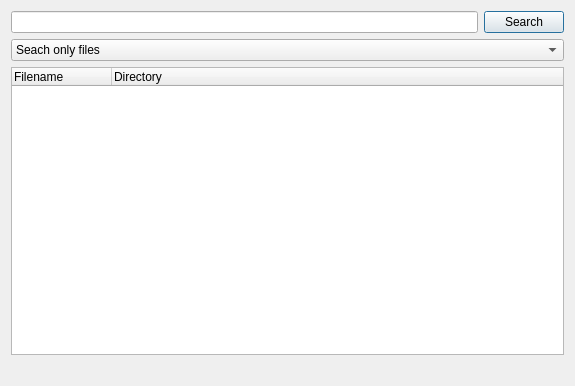
First picture: the form in eiskaltdcpp-qt/ui/UIShareBrowserSearch.ui, repository eiskaltdcpp/eiskaltdcpp, before the edit.
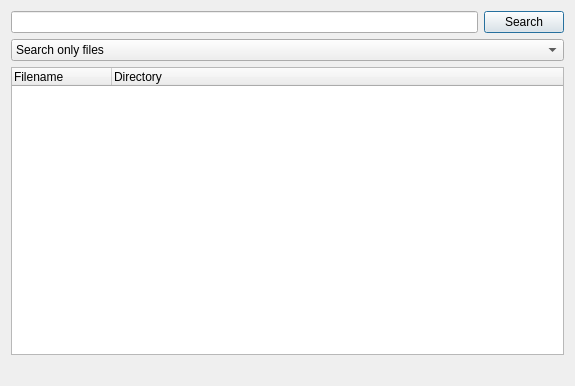
Second picture: the form after the edit.

Patch:
```diff
--- a/eiskaltdcpp-qt/ui/UIShareBrowserSearch.ui
+++ b/eiskaltdcpp-qt/ui/UIShareBrowserSearch.ui
@@ -32,7 +32,7 @@
     <widget class="QComboBox" name="comboBox_TYPE_SEARCH">
      <item>
       <property name="text">
-       <string>Seach only files</string>
+       <string>Search only files</string>
       </property>
      </item>
      <item>
```
